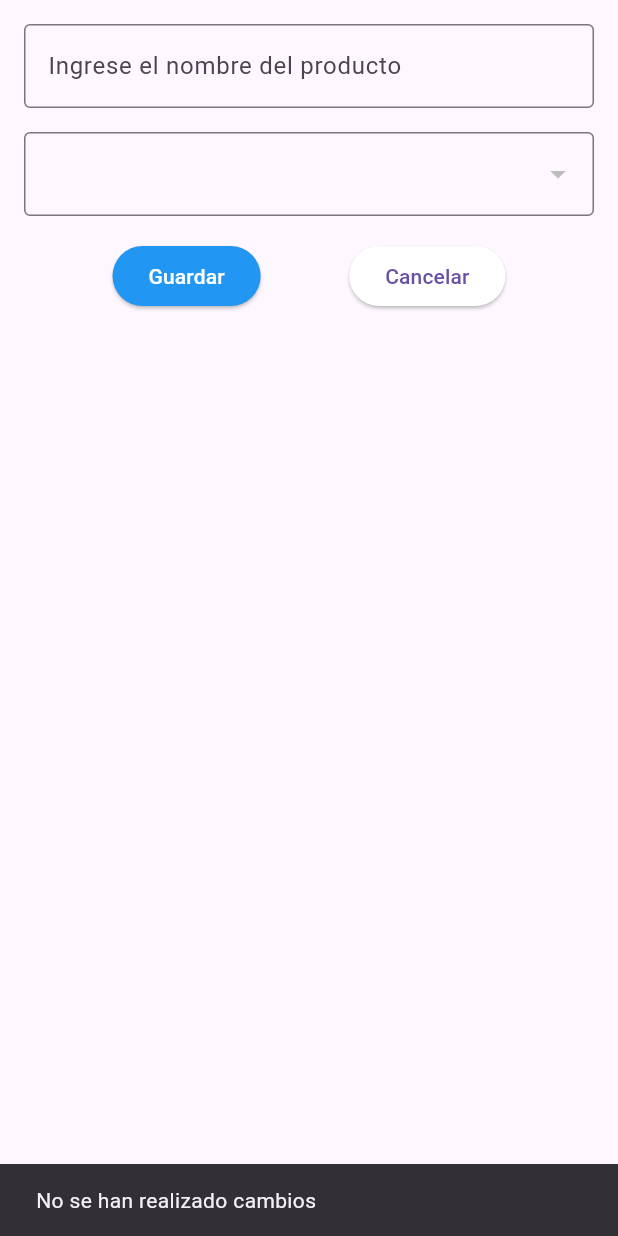
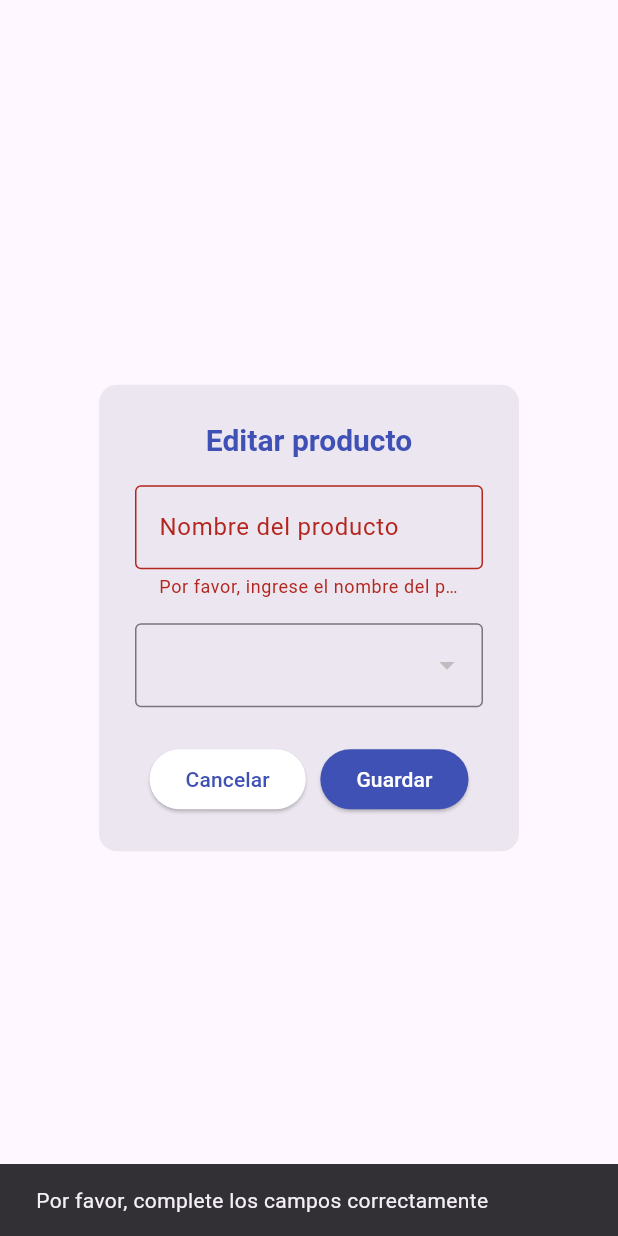
Before and after one commit to yefrivera/Lista-compras--Flutter-, a Flutter app: the EditProductForm widget shown alone on an empty page, opened directly with empty values, after a tap on "Guardar", on a phone screen of 412 x 824 dp. Run offline on Flutter 3.47's test engine with Material 3 defaults, Android fonts, the phone set to English and light mode, and no system bars; our stand-ins replace cloud_firestore, firebase_core; accounts and stored records are empty.

Commit message:
Actualización corrección errores

```diff
--- a/lista_compras/lib/Pages/EditarProducto.dart
+++ b/lista_compras/lib/Pages/EditarProducto.dart
@@ -4,7 +4,7 @@ import 'firebase_services.dart';
 
 class EditProductForm extends StatefulWidget {
   final Map<String, dynamic> productToEdit;
-  final String idLista; // Añadido el parámetro idLista
+  final String idLista;
 
   const EditProductForm({Key? key, required this.productToEdit, required this.idLista}) : super(key: key);
 
@@ -18,7 +18,6 @@ class _EditProductFormState extends State<EditProductForm> {
   String? _selectedSite;
   List<String> _sites = [];
   bool _loading = true;
-  bool _changesMade = false; // Bandera para controlar cambios realizados
 
   @override
   void initState() {
@@ -28,25 +27,16 @@ class _EditProductFormState extends State<EditProductForm> {
     _loadSites();
   }
 
-  // Función para cargar los sitios desde Firebase
+  // Cargar los sitios desde Firestore
   void _loadSites() async {
     List<String> sitios = await readData();
     setState(() {
       _sites = sitios;
-      _loading = false; // Indicar que se han cargado los datos
+      _loading = false;
     });
   }
 
-  // Función para validar cambios antes de guardar
-  bool _validateChanges() {
-    if (_productController.text != widget.productToEdit['producto'] ||
-        _selectedSite != widget.productToEdit['sitio']) {
-      return true;
-    }
-    return false;
-  }
-
-  // Validador personalizado para el nombre del producto
+  // Validador del nombre del producto
   String? _productNameValidator(String? value) {
     if (value == null || value.isEmpty) {
       return 'Por favor, ingrese el nombre del producto';
@@ -56,20 +46,12 @@ class _EditProductFormState extends State<EditProductForm> {
     return null;
   }
 
+  // Guardar el producto
   void _saveProduct() async {
-    if (!_validateChanges()) {
-      ScaffoldMessenger.of(context).showSnackBar(SnackBar(
-        content: Text('No se han realizado cambios'),
-      ));
-      return;
-    }
-
-    // Verifica si el nombre del producto y el sitio están seleccionados
     if (_formKey.currentState!.validate() && _selectedSite != null) {
-      // Actualiza los datos en Firestore
       await FirebaseFirestore.instance
           .collection('Listas')
-          .doc(widget.idLista) // Usa idLista para especificar la lista
+          .doc(widget.idLista)
           .collection('Productos')
           .doc(widget.productToEdit['id'])
           .update({
@@ -77,39 +59,48 @@ class _EditProductFormState extends State<EditProductForm> {
         'sitio': _selectedSite,
       });
 
-      // Muestra un mensaje de éxito
-      ScaffoldMessenger.of(context).showSnackBar(SnackBar(
-        content: Text('Producto actualizado exitosamente'),
-      ));
+      ScaffoldMessenger.of(context).showSnackBar(
+        SnackBar(content: Text('Producto actualizado exitosamente')),
+      );
 
-      // Cierra el modal de edición
       Navigator.pop(context);
+    } else {
+      ScaffoldMessenger.of(context).showSnackBar(
+        SnackBar(content: Text('Por favor, complete los campos correctamente')),
+      );
     }
   }
 
   @override
   Widget build(BuildContext context) {
-    return Padding(
-      padding: const EdgeInsets.all(16.0),
-      child: _loading
-          ? CircularProgressIndicator() // Mostrar indicador de carga mientras se cargan los sitios
-          : Form(
+    return AlertDialog(
+      shape: RoundedRectangleBorder(
+        borderRadius: BorderRadius.circular(12.0), // Bordes redondeados
+      ),
+      title: Center(
+        child: Text(
+          'Editar producto',
+          style: TextStyle(
+            fontSize: 20,
+            fontWeight: FontWeight.bold,
+            color: Colors.indigo,
+          ),
+        ),
+      ),
+      content: _loading
+          ? Center(child: CircularProgressIndicator()) // Mostrar un indicador mientras se cargan los sitios
+          : SingleChildScrollView(
+              child: Form(
                 key: _formKey,
                 child: Column(
-                crossAxisAlignment: CrossAxisAlignment.start,
+                  mainAxisSize: MainAxisSize.min,
                   children: [
                     TextFormField(
                       controller: _productController,
                       validator: _productNameValidator,
-                    onChanged: (value) {
-                      setState(() {
-                        _changesMade = true;
-                      });
-                    },
                       decoration: InputDecoration(
-                      labelText: 'Ingrese el nombre del producto',
+                        labelText: 'Nombre del producto',
                         border: OutlineInputBorder(),
-                      errorStyle: TextStyle(color: Colors.red[400]),
                       ),
                     ),
                     SizedBox(height: 16.0),
@@ -119,7 +110,6 @@ class _EditProductFormState extends State<EditProductForm> {
                       onChanged: (String? newValue) {
                         setState(() {
                           _selectedSite = newValue;
-                        _changesMade = true; // Marcar cambios al modificar el sitio seleccionado
                         });
                       },
                       items: _sites.map((String site) {
@@ -132,18 +122,14 @@ class _EditProductFormState extends State<EditProductForm> {
                         border: OutlineInputBorder(),
                       ),
                     ),
-                  SizedBox(height: 16.0),
+                  ],
+                ),
+              ),
+            ),
+      actions: [
         Row(
           mainAxisAlignment: MainAxisAlignment.spaceEvenly,
           children: [
-                      ElevatedButton(
-                        onPressed: _saveProduct,
-                        child: Text('Guardar'),
-                        style: ElevatedButton.styleFrom(
-                          backgroundColor: Colors.blue,
-                          foregroundColor: Colors.white,
-                        ),
-                      ),
             ElevatedButton(
               onPressed: () {
                 Navigator.pop(context);
@@ -151,13 +137,21 @@ class _EditProductFormState extends State<EditProductForm> {
               child: Text('Cancelar'),
               style: ElevatedButton.styleFrom(
                 backgroundColor: Colors.white,
+                foregroundColor: Colors.indigo, // Color del texto para cancelar
               ),
             ),
+            ElevatedButton(
+              onPressed: _saveProduct,
+              child: Text('Guardar'),
+              style: ElevatedButton.styleFrom(
+                backgroundColor: Colors.indigo,
+                foregroundColor: Colors.white,
+              ),
+            ),
+
           ],
         ),
       ],
-              ),
-            ),
     );
   }
 }
--- a/lista_compras/lib/main.dart
+++ b/lista_compras/lib/main.dart
@@ -191,12 +191,12 @@ class _ListaScreenState extends State<ListaScreen> {
                                     style: TextStyle(
                                       fontSize: 18,
                                       fontWeight: FontWeight.bold,
-                                      color: Colors.black,
+                                      color: Colors.indigo,
                                     ),
                                   ),
                                   Icon(
                                     Icons.arrow_forward_ios, // Flecha para indicar navegación
-                                    color: Colors.black,
+                                    color: Colors.indigo,
                                   ),
                                 ],
                               ),
```
Also changed, not shown: lista_compras/lib/Pages/AgregarSitio.dart (+28 -11 lines), lista_compras/lib/Pages/AñadirProducto.dart (+4 -6 lines), lista_compras/lib/Pages/ListaPorDentro.dart (+6 -5 lines). Lines whose indentation alone changed are shown as unchanged.
